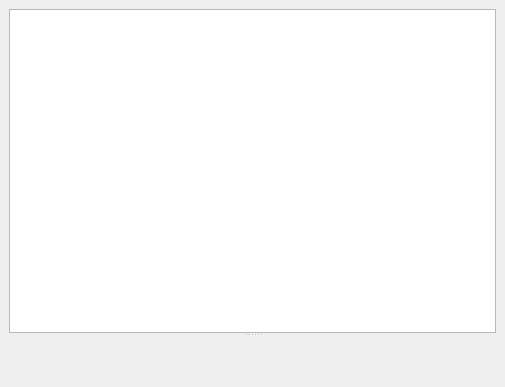
Qt form app/ChatWindow.ui (chloerei/qtalk) before a commit.
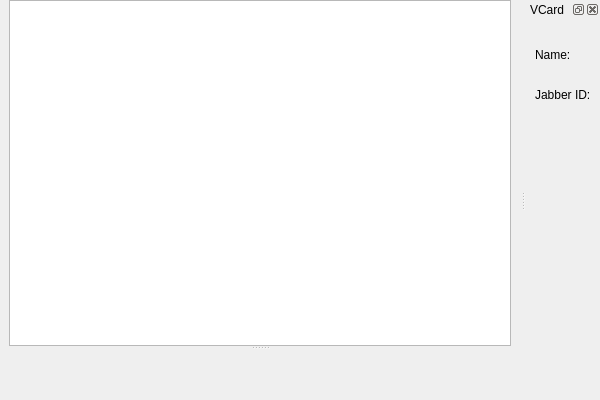
The same form after that commit.

Commit message: ChatWindow can show photo. Changed image icon.

What changed in the file:
```diff
--- a/app/ChatWindow.ui
+++ b/app/ChatWindow.ui
@@ -6,8 +6,8 @@
    <rect>
     <x>0</x>
     <y>0</y>
-    <width>505</width>
-    <height>387</height>
+    <width>600</width>
+    <height>400</height>
    </rect>
   </property>
   <property name="windowTitle">
@@ -15,6 +15,9 @@
   </property>
   <widget class="QWidget" name="centralwidget">
    <layout class="QVBoxLayout" name="verticalLayout">
+    <property name="topMargin">
+     <number>0</number>
+    </property>
     <property name="bottomMargin">
      <number>0</number>
     </property>
@@ -49,6 +52,84 @@
     </item>
    </layout>
   </widget>
+  <widget class="QDockWidget" name="dockWidget">
+   <property name="allowedAreas">
+    <set>Qt::BottomDockWidgetArea|Qt::LeftDockWidgetArea|Qt::RightDockWidgetArea</set>
+   </property>
+   <property name="windowTitle">
+    <string>VCard</string>
+   </property>
+   <attribute name="dockWidgetArea">
+    <number>2</number>
+   </attribute>
+   <widget class="QWidget" name="dockWidgetContents">
+    <layout class="QVBoxLayout" name="verticalLayout_3">
+     <item>
+      <widget class="QLabel" name="photo">
+       <property name="frameShape">
+        <enum>QFrame::NoFrame</enum>
+       </property>
+       <property name="text">
+        <string/>
+       </property>
+      </widget>
+     </item>
+     <item>
+      <widget class="QLabel" name="nameLabel">
+       <property name="text">
+        <string>Name:</string>
+       </property>
+      </widget>
+     </item>
+     <item>
+      <widget class="QLabel" name="name">
+       <property name="sizePolicy">
+        <sizepolicy hsizetype="Ignored" vsizetype="Preferred">
+         <horstretch>0</horstretch>
+         <verstretch>0</verstretch>
+        </sizepolicy>
+       </property>
+       <property name="text">
+        <string/>
+       </property>
+      </widget>
+     </item>
+     <item>
+      <widget class="QLabel" name="jidLabel">
+       <property name="text">
+        <string>Jabber ID:</string>
+       </property>
+      </widget>
+     </item>
+     <item>
+      <widget class="QLabel" name="jid">
+       <property name="sizePolicy">
+        <sizepolicy hsizetype="Ignored" vsizetype="Preferred">
+         <horstretch>0</horstretch>
+         <verstretch>0</verstretch>
+        </sizepolicy>
+       </property>
+       <property name="text">
+        <string/>
+       </property>
+      </widget>
+     </item>
+     <item>
+      <spacer name="verticalSpacer">
+       <property name="orientation">
+        <enum>Qt::Vertical</enum>
+       </property>
+       <property name="sizeHint" stdset="0">
+        <size>
+         <width>20</width>
+         <height>230</height>
+        </size>
+       </property>
+      </spacer>
+     </item>
+    </layout>
+   </widget>
+  </widget>
  </widget>
  <resources/>
  <connections/>
```
The commit also changes 19 other files.
